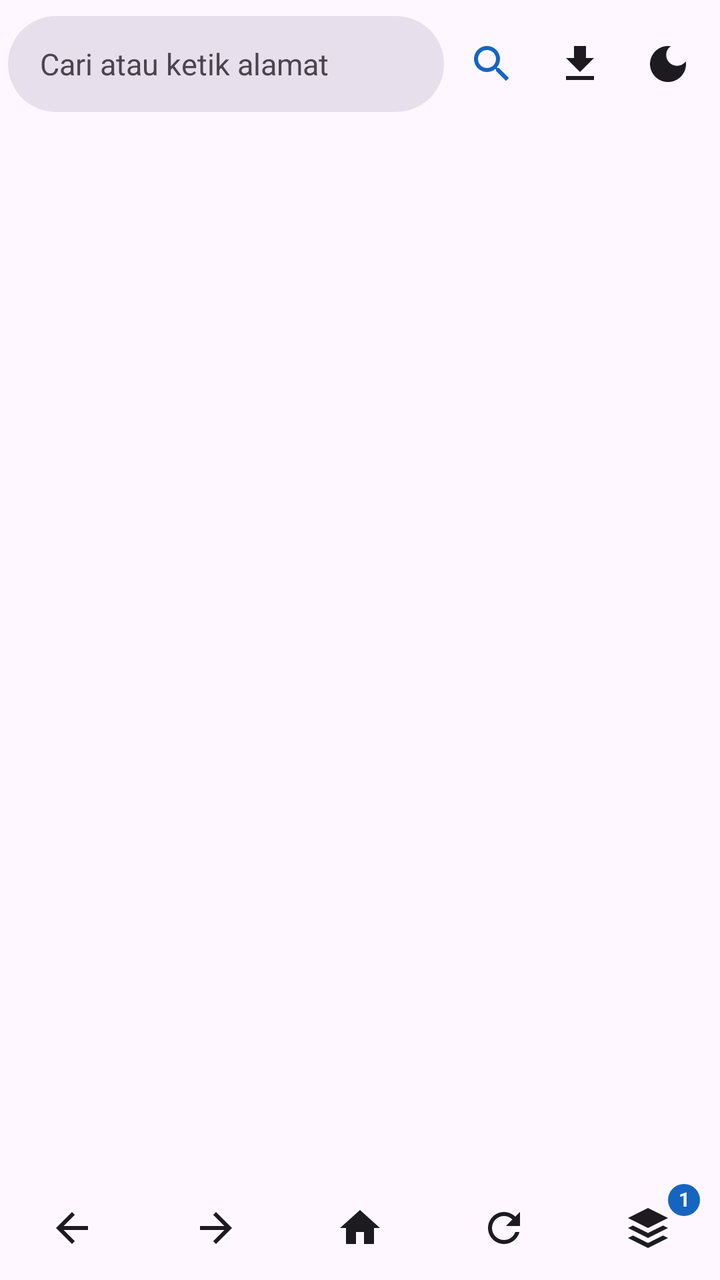
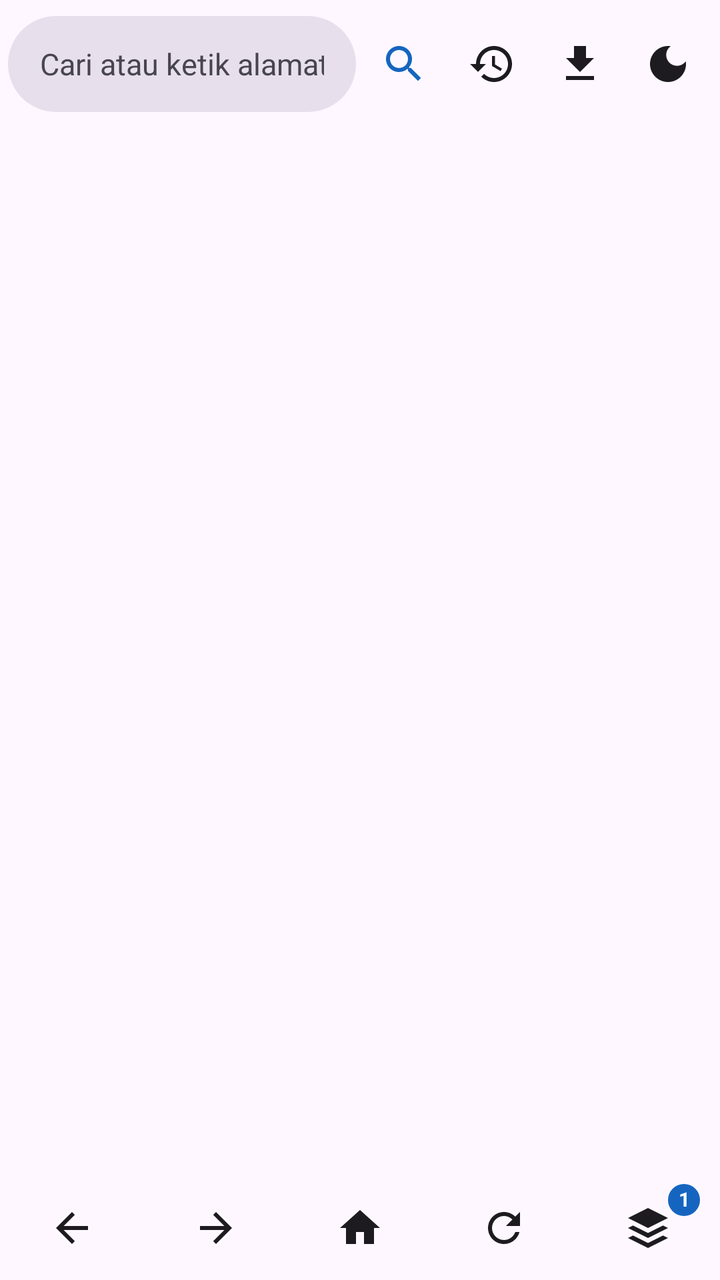

Screens rendered from an Android XML layout before and after an edit, with the pre-edit source and the edit as a unified diff.
<!-- AndroidManifest.xml: activity theme Theme.Browdika -->
<!-- res/layout/activity_main.xml -->
<?xml version="1.0" encoding="utf-8"?>
<LinearLayout xmlns:android="http://schemas.android.com/apk/res/android"
    android:layout_width="match_parent"
    android:layout_height="match_parent"
    android:background="?attr/colorSurface"
    android:orientation="vertical">

    <LinearLayout
        android:layout_width="match_parent"
        android:layout_height="wrap_content"
        android:gravity="center_vertical"
        android:orientation="horizontal"
        android:paddingStart="4dp"
        android:paddingTop="8dp"
        android:paddingEnd="4dp"
        android:paddingBottom="4dp">

        <EditText
            android:id="@+id/addressBar"
            android:layout_width="0dp"
            android:layout_height="48dp"
            android:layout_weight="1"
            android:background="@drawable/bg_address"
            android:hint="@string/address_hint"
            android:imeOptions="actionGo"
            android:inputType="text"
            android:maxLines="1"
            android:paddingStart="16dp"
            android:paddingEnd="16dp"
            android:selectAllOnFocus="true"
            android:singleLine="true"
            android:textColor="?attr/colorOnSurface"
            android:textColorHint="?attr/colorOnSurfaceVariant"
            android:textSize="15sp" />

        <ImageButton
            android:id="@+id/btnGo"
            android:layout_width="44dp"
            android:layout_height="48dp"
            android:layout_marginStart="2dp"
            android:background="?attr/selectableItemBackgroundBorderless"
            android:contentDescription="@string/go"
            android:src="@drawable/ic_go"
            android:tint="?attr/colorPrimary" />

        <ImageButton
            android:id="@+id/btnDownloads"
            android:layout_width="44dp"
            android:layout_height="48dp"
            android:background="?attr/selectableItemBackgroundBorderless"
            android:contentDescription="@string/downloads"
            android:src="@drawable/ic_download"
            android:tint="?attr/colorOnSurface" />

        <ImageButton
            android:id="@+id/btnTheme"
            android:layout_width="44dp"
            android:layout_height="48dp"
            android:background="?attr/selectableItemBackgroundBorderless"
            android:contentDescription="@string/switch_to_dark"
            android:src="@drawable/ic_dark_mode"
            android:tint="?attr/colorOnSurface" />
    </LinearLayout>

    <ProgressBar
        android:id="@+id/progressBar"
        style="?android:attr/progressBarStyleHorizontal"
        android:layout_width="match_parent"
        android:layout_height="3dp"
        android:max="100"
        android:progressTint="?attr/colorPrimary"
        android:visibility="gone" />

    <FrameLayout
        android:id="@+id/webContainer"
        android:layout_width="match_parent"
        android:layout_height="0dp"
        android:layout_weight="1" />

    <LinearLayout
        android:layout_width="match_parent"
        android:layout_height="wrap_content"
        android:gravity="center"
        android:orientation="horizontal"
        android:paddingTop="2dp"
        android:paddingBottom="2dp">

        <ImageButton
            android:id="@+id/btnBack"
            android:layout_width="0dp"
            android:layout_height="48dp"
            android:layout_weight="1"
            android:background="?attr/selectableItemBackgroundBorderless"
            android:contentDescription="@string/back"
            android:src="@drawable/ic_back"
            android:tint="?attr/colorOnSurface" />

        <ImageButton
            android:id="@+id/btnForward"
            android:layout_width="0dp"
            android:layout_height="48dp"
            android:layout_weight="1"
            android:background="?attr/selectableItemBackgroundBorderless"
            android:contentDescription="@string/forward"
            android:src="@drawable/ic_forward"
            android:tint="?attr/colorOnSurface" />

        <ImageButton
            android:id="@+id/btnHome"
            android:layout_width="0dp"
            android:layout_height="48dp"
            android:layout_weight="1"
            android:background="?attr/selectableItemBackgroundBorderless"
            android:contentDescription="@string/home"
            android:src="@drawable/ic_home"
            android:tint="?attr/colorOnSurface" />

        <ImageButton
            android:id="@+id/btnReload"
            android:layout_width="0dp"
            android:layout_height="48dp"
            android:layout_weight="1"
            android:background="?attr/selectableItemBackgroundBorderless"
            android:contentDescription="@string/reload"
            android:src="@drawable/ic_reload"
            android:tint="?attr/colorOnSurface" />

        <FrameLayout
            android:layout_width="0dp"
            android:layout_height="48dp"
            android:layout_weight="1">

            <ImageButton
                android:id="@+id/btnTabs"
                android:layout_width="match_parent"
                android:layout_height="match_parent"
                android:background="?attr/selectableItemBackgroundBorderless"
                android:contentDescription="@string/tabs"
                android:src="@drawable/ic_tabs"
                android:tint="?attr/colorOnSurface" />

            <TextView
                android:id="@+id/tvTabCount"
                android:layout_width="wrap_content"
                android:layout_height="wrap_content"
                android:layout_gravity="top|end"
                android:layout_marginTop="2dp"
                android:layout_marginEnd="10dp"
                android:background="@drawable/bg_tab_badge"
                android:clickable="false"
                android:focusable="false"
                android:gravity="center"
                android:importantForAccessibility="no"
                android:includeFontPadding="false"
                android:minWidth="16dp"
                android:minHeight="16dp"
                android:paddingStart="4dp"
                android:paddingTop="1dp"
                android:paddingEnd="4dp"
                android:paddingBottom="1dp"
                android:text="1"
                android:textColor="?attr/colorOnPrimary"
                android:textSize="10sp"
                android:textStyle="bold" />
        </FrameLayout>
    </LinearLayout>

</LinearLayout>
<!-- resources referenced by this layout -->
<resources>
  <!-- drawable bg_address (drawable) -->
  <?xml version="1.0" encoding="utf-8"?>
  <shape xmlns:android="http://schemas.android.com/apk/res/android"
      android:shape="rectangle">
      <solid android:color="?attr/colorSurfaceVariant" />
      <corners android:radius="24dp" />
  </shape>
  <!-- drawable bg_tab_badge (drawable) -->
  <?xml version="1.0" encoding="utf-8"?>
  <shape xmlns:android="http://schemas.android.com/apk/res/android"
      android:shape="rectangle">
      <solid android:color="?attr/colorPrimary" />
      <corners android:radius="8dp" />
  </shape>
  <!-- drawable ic_back (drawable) -->
  <?xml version="1.0" encoding="utf-8"?>
  <vector xmlns:android="http://schemas.android.com/apk/res/android"
      android:width="24dp"
      android:height="24dp"
      android:viewportWidth="24"
      android:viewportHeight="24">
      <path
          android:fillColor="#FFFFFFFF"
          android:pathData="M20,11H7.83l5.59,-5.59L12,4l-8,8 8,8 1.41,-1.41L7.83,13H20v-2z" />
  </vector>
  <!-- drawable ic_download (drawable) -->
  <vector xmlns:android="http://schemas.android.com/apk/res/android"
      android:width="24dp"
      android:height="24dp"
      android:viewportWidth="24"
      android:viewportHeight="24">
      <path
          android:fillColor="#FF000000"
          android:pathData="M19,9h-4V3H9v6H5l7,7 7,-7zM5,18v2h14v-2H5z" />
  </vector>
  <!-- drawable ic_forward (drawable) -->
  <?xml version="1.0" encoding="utf-8"?>
  <vector xmlns:android="http://schemas.android.com/apk/res/android"
      android:width="24dp"
      android:height="24dp"
      android:viewportWidth="24"
      android:viewportHeight="24">
      <path
          android:fillColor="#FFFFFFFF"
          android:pathData="M12,4l-1.41,1.41L16.17,11H4v2h12.17l-5.58,5.59L12,20l8,-8z" />
  </vector>
  <!-- drawable ic_home (drawable) -->
  <?xml version="1.0" encoding="utf-8"?>
  <vector xmlns:android="http://schemas.android.com/apk/res/android"
      android:width="24dp"
      android:height="24dp"
      android:viewportWidth="24"
      android:viewportHeight="24">
      <path
          android:fillColor="#FFFFFFFF"
          android:pathData="M10,20v-6h4v6h5v-8h3L12,3 2,12h3v8z" />
  </vector>
  <!-- drawable ic_tabs (drawable) -->
  <vector xmlns:android="http://schemas.android.com/apk/res/android"
      android:width="24dp"
      android:height="24dp"
      android:viewportWidth="24"
      android:viewportHeight="24">
      <path
          android:fillColor="#FF000000"
          android:pathData="M12,2L2,7l10,5 10,-5 -10,-5zM2,12l10,5 10,-5 -2.5,-1.25L12,14.5 4.5,10.75 2,12zM2,17l10,5 10,-5 -2.5,-1.25L12,19.5 4.5,15.75 2,17z" />
  </vector>
  <string name="address_hint">Cari atau ketik alamat</string>
  <string name="back">Kembali</string>
  <string name="downloads">Unduhan</string>
  <string name="forward">Maju</string>
  <string name="go">Buka</string>
  <string name="home">Beranda</string>
  <string name="reload">Muat ulang</string>
  <string name="switch_to_dark">Mode gelap</string>
  <string name="tabs">Tab</string>
  <style name="Theme.Browdika" parent="Theme.Material3.DayNight.NoActionBar">
          <item name="colorPrimary">@color/browdika_primary</item>
          <item name="android:statusBarColor">@android:color/transparent</item>
          <item name="android:navigationBarColor">@android:color/transparent</item>
      </style>
  <color name="browdika_primary">#1565C0</color>
  <!-- unchanged entries left out for length: 3 -->
</resources>

<!-- the commit's change to res/layout/activity_main.xml (unified diff, before → after) -->
@@ -42,6 +42,15 @@
             android:contentDescription="@string/go"
             android:src="@drawable/ic_go"
             android:tint="?attr/colorPrimary" />
+
+        <ImageButton
+            android:id="@+id/btnHistory"
+            android:layout_width="44dp"
+            android:layout_height="48dp"
+            android:background="?attr/selectableItemBackgroundBorderless"
+            android:contentDescription="@string/history"
+            android:src="@drawable/ic_history"
+            android:tint="?attr/colorOnSurface" />
 
         <ImageButton
             android:id="@+id/btnDownloads"
<!-- resource entries referenced after the edit -->
@@ -46,6 +46,16 @@
           android:fillColor="#FFFFFFFF"
           android:pathData="M12,4l-1.41,1.41L16.17,11H4v2h12.17l-5.58,5.59L12,20l8,-8z" />
   </vector>
+  <!-- drawable ic_history (drawable) -->
+  <vector xmlns:android="http://schemas.android.com/apk/res/android"
+      android:width="24dp"
+      android:height="24dp"
+      android:viewportWidth="24"
+      android:viewportHeight="24">
+      <path
+          android:fillColor="#FF000000"
+          android:pathData="M13,3c-4.97,0 -9,4.03 -9,9H1l3.89,3.89 0.07,0.14L9,12H6c0,-3.87 3.13,-7 7,-7s7,3.13 7,7 -3.13,7 -7,7c-1.93,0 -3.68,-0.79 -4.94,-2.06l-1.42,1.42C8.27,19.99 10.51,21 13,21c4.97,0 9,-4.03 9,-9s-4.03,-9 -9,-9zM12,8v5l4.28,2.54 0.72,-1.21 -3.5,-2.08V8H12z" />
+  </vector>
   <!-- drawable ic_home (drawable) -->
   <?xml version="1.0" encoding="utf-8"?>
   <vector xmlns:android="http://schemas.android.com/apk/res/android"
@@ -72,6 +82,7 @@
   <string name="downloads">Unduhan</string>
   <string name="forward">Maju</string>
   <string name="go">Buka</string>
+  <string name="history">Riwayat</string>
   <string name="home">Beranda</string>
   <string name="reload">Muat ulang</string>
   <string name="switch_to_dark">Mode gelap</string>
